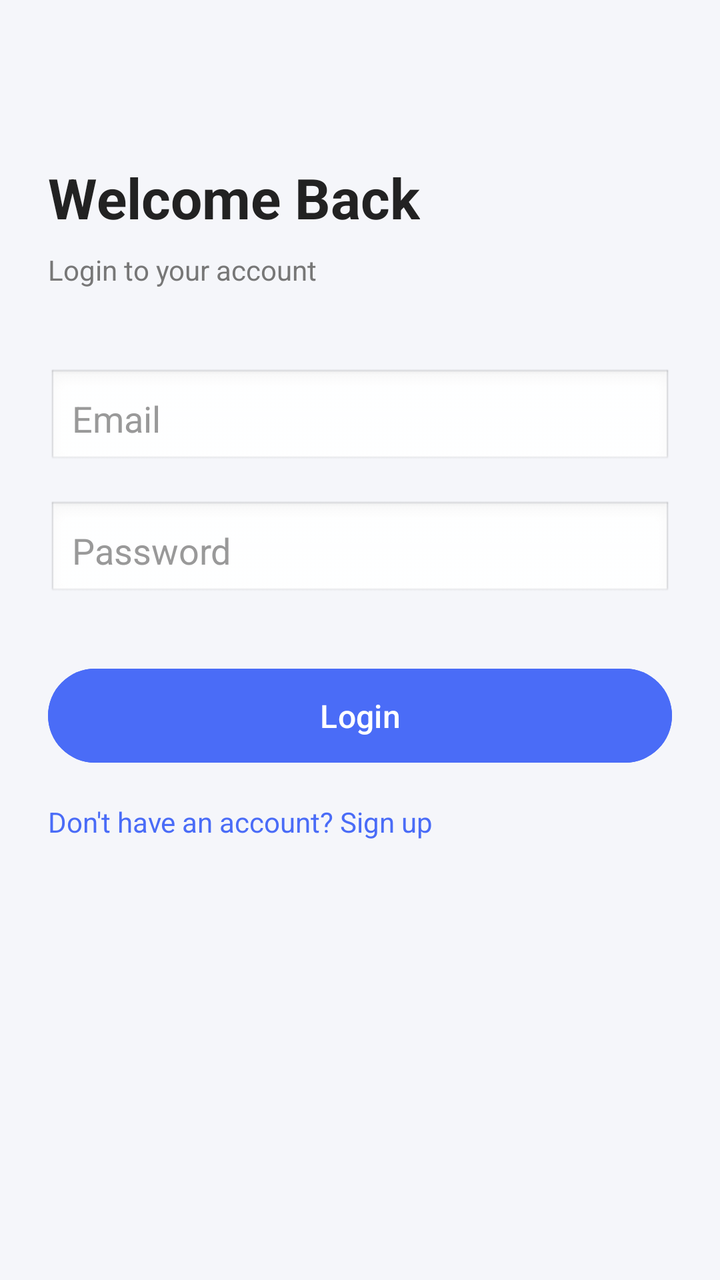
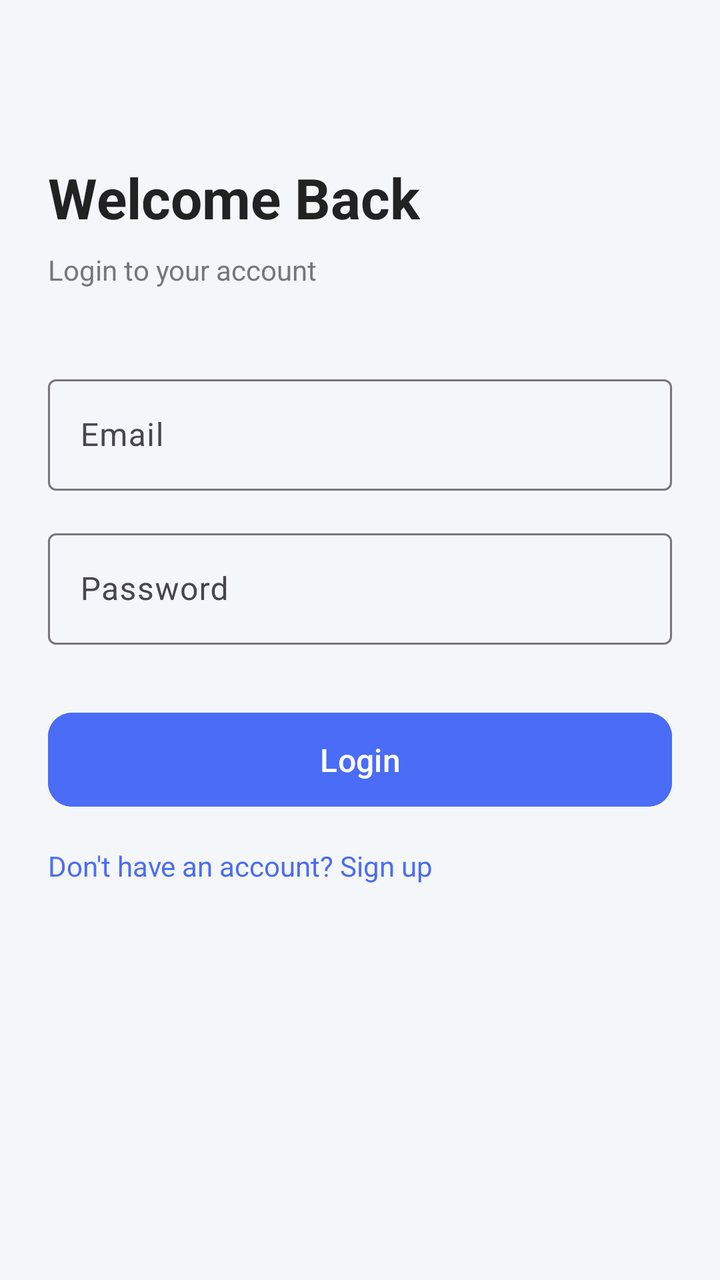

An Android layout rendered at two revisions. The XML below is the earlier revision; the diff shows what the commit changed to produce the second picture.
<!-- AndroidManifest.xml: application theme Theme.IlayMidler_Finalproject -->
<!-- res/layout/activity_login.xml -->
<?xml version="1.0" encoding="utf-8"?>
<androidx.constraintlayout.widget.ConstraintLayout
    xmlns:android="http://schemas.android.com/apk/res/android"
    xmlns:app="http://schemas.android.com/apk/res-auto"
    android:layout_width="match_parent"
    android:layout_height="match_parent"
    android:background="#F5F6FA">

    
    <TextView
        android:id="@+id/tv_title"
        android:layout_width="wrap_content"
        android:layout_height="wrap_content"
        android:text="Welcome Back"
        android:textSize="28sp"
        android:textStyle="bold"
        android:textColor="#222222"
        app:layout_constraintTop_toTopOf="parent"
        app:layout_constraintStart_toStartOf="parent"
        android:layout_marginStart="24dp"
        android:layout_marginTop="80dp"/>

    
    <TextView
        android:id="@+id/tv_subtitle"
        android:layout_width="wrap_content"
        android:layout_height="wrap_content"
        android:text="Login to your account"
        android:textSize="14sp"
        android:textColor="#777777"
        app:layout_constraintTop_toBottomOf="@id/tv_title"
        app:layout_constraintStart_toStartOf="@id/tv_title"
        android:layout_marginTop="8dp"/>

    
    <EditText
        android:id="@+id/et_email"
        android:layout_width="0dp"
        android:layout_height="50dp"
        android:hint="Email"
        android:background="@android:drawable/edit_text"
        android:padding="12dp"
        android:textColor="#000000"
        android:textColorHint="#999999"
        app:layout_constraintTop_toBottomOf="@id/tv_subtitle"
        app:layout_constraintStart_toStartOf="parent"
        app:layout_constraintEnd_toEndOf="parent"
        android:layout_marginStart="24dp"
        android:layout_marginEnd="24dp"
        android:layout_marginTop="40dp"/>

    
    <EditText
        android:id="@+id/et_password"
        android:layout_width="0dp"
        android:layout_height="50dp"
        android:hint="Password"
        android:inputType="textPassword"
        android:background="@android:drawable/edit_text"
        android:padding="12dp"
        android:textColor="#000000"
        android:textColorHint="#999999"
        app:layout_constraintTop_toBottomOf="@id/et_email"
        app:layout_constraintStart_toStartOf="@id/et_email"
        app:layout_constraintEnd_toEndOf="@id/et_email"
        android:layout_marginTop="16dp"/>

    
    <Button
        android:id="@+id/btn_login"
        android:layout_width="0dp"
        android:layout_height="55dp"
        android:text="Login"
        android:textAllCaps="false"
        android:textSize="16sp"
        android:textColor="#FFFFFF"
        android:backgroundTint="#4A6CF7"
        app:layout_constraintTop_toBottomOf="@id/et_password"
        app:layout_constraintStart_toStartOf="@id/et_password"
        app:layout_constraintEnd_toEndOf="@id/et_password"
        android:layout_marginTop="30dp"/>

    
    <TextView
        android:id="@+id/tv_signup"
        android:layout_width="wrap_content"
        android:layout_height="wrap_content"
        android:text="Don't have an account? Sign up"
        android:textColor="#4A6CF7"
        android:textSize="14sp"
        app:layout_constraintTop_toBottomOf="@id/btn_login"
        app:layout_constraintStart_toStartOf="@id/btn_login"
        android:layout_marginTop="16dp"/>

</androidx.constraintlayout.widget.ConstraintLayout>
<!-- resources referenced by this layout -->
<resources>
  <style name="Theme.IlayMidler_Finalproject" parent="Base.Theme.IlayMidler_Finalproject">
  
      </style>
  <style name="Base.Theme.IlayMidler_Finalproject" parent="Theme.Material3.DayNight.NoActionBar">
          
          
      </style>
</resources>

<!-- the commit's change to res/layout/activity_login.xml (unified diff, before → after) -->
@@ -33,40 +33,44 @@
         android:layout_marginTop="8dp"/>
 
     
-    <EditText
-        android:id="@+id/et_email"
+    <com.google.android.material.textfield.TextInputLayout
+        android:id="@+id/emailLayout"
         android:layout_width="0dp"
-        android:layout_height="50dp"
-        android:hint="Email"
-        android:background="@android:drawable/edit_text"
-        android:padding="12dp"
-        android:textColor="#000000"
-        android:textColorHint="#999999"
+        android:layout_height="wrap_content"
         app:layout_constraintTop_toBottomOf="@id/tv_subtitle"
         app:layout_constraintStart_toStartOf="parent"
         app:layout_constraintEnd_toEndOf="parent"
         android:layout_marginStart="24dp"
         android:layout_marginEnd="24dp"
-        android:layout_marginTop="40dp"/>
+        android:layout_marginTop="40dp">
+
+        <com.google.android.material.textfield.TextInputEditText
+            android:id="@+id/et_email"
+            android:layout_width="match_parent"
+            android:layout_height="wrap_content"
+            android:hint="Email"/>
+    </com.google.android.material.textfield.TextInputLayout>
 
     
-    <EditText
-        android:id="@+id/et_password"
+    <com.google.android.material.textfield.TextInputLayout
+        android:id="@+id/passwordLayout"
         android:layout_width="0dp"
-        android:layout_height="50dp"
-        android:hint="Password"
-        android:inputType="textPassword"
-        android:background="@android:drawable/edit_text"
-        android:padding="12dp"
-        android:textColor="#000000"
-        android:textColorHint="#999999"
-        app:layout_constraintTop_toBottomOf="@id/et_email"
-        app:layout_constraintStart_toStartOf="@id/et_email"
-        app:layout_constraintEnd_toEndOf="@id/et_email"
-        android:layout_marginTop="16dp"/>
+        android:layout_height="wrap_content"
+        app:layout_constraintTop_toBottomOf="@id/emailLayout"
+        app:layout_constraintStart_toStartOf="@id/emailLayout"
+        app:layout_constraintEnd_toEndOf="@id/emailLayout"
+        android:layout_marginTop="16dp">
+
+        <com.google.android.material.textfield.TextInputEditText
+            android:id="@+id/et_password"
+            android:layout_width="match_parent"
+            android:layout_height="wrap_content"
+            android:hint="Password"
+            android:inputType="textPassword"/>
+    </com.google.android.material.textfield.TextInputLayout>
 
     
-    <Button
+    <com.google.android.material.button.MaterialButton
         android:id="@+id/btn_login"
         android:layout_width="0dp"
         android:layout_height="55dp"
@@ -75,9 +79,10 @@
         android:textSize="16sp"
         android:textColor="#FFFFFF"
         android:backgroundTint="#4A6CF7"
-        app:layout_constraintTop_toBottomOf="@id/et_password"
-        app:layout_constraintStart_toStartOf="@id/et_password"
-        app:layout_constraintEnd_toEndOf="@id/et_password"
+        app:cornerRadius="12dp"
+        app:layout_constraintTop_toBottomOf="@id/passwordLayout"
+        app:layout_constraintStart_toStartOf="@id/passwordLayout"
+        app:layout_constraintEnd_toEndOf="@id/passwordLayout"
         android:layout_marginTop="30dp"/>
 
     
